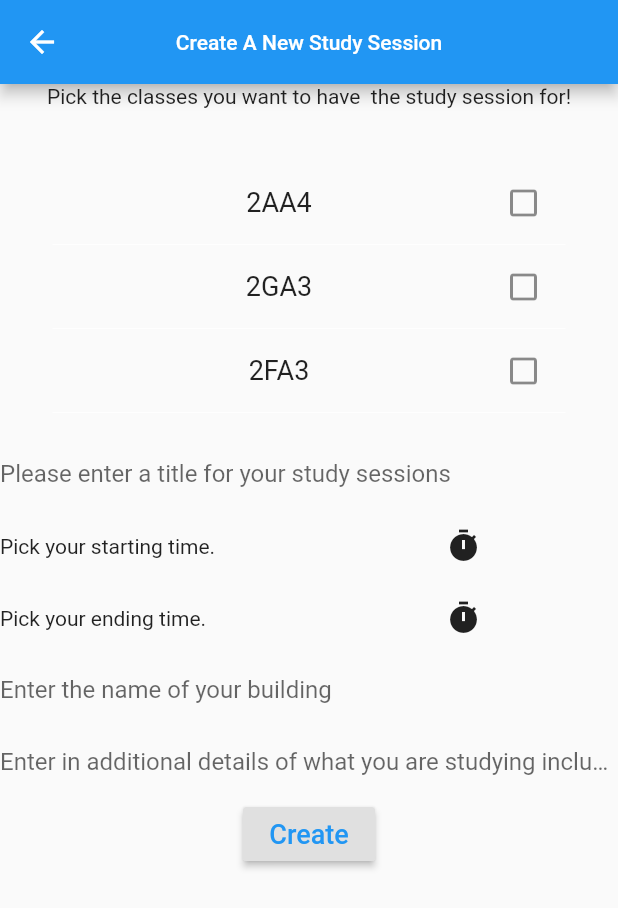
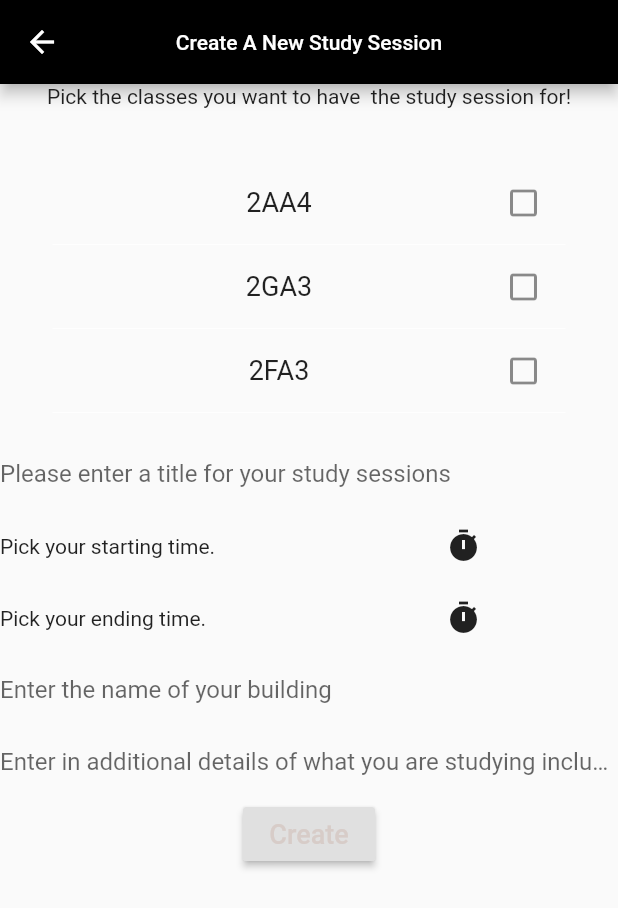
Before and after one commit to timothy-e/studyup, a Flutter app: the NewStudySession screen opened directly, on a phone screen of 412 x 824 dp. Shown: the top 908 px of the screen. Run offline on Flutter 3.47's test engine with Material 2 defaults, Android fonts, the light colour scheme and no system bars; our stand-ins replace flutter_datetime_picker; network calls fail.

Commit message:
Adding in some styling stuff

```diff
--- a/lib/new-study-session.dart
+++ b/lib/new-study-session.dart
@@ -65,7 +65,6 @@ class NewStudySessionState extends State<NewStudySession> {
       '2GA3', '2FA3', '2XB3', '2CO3'];
   final TextStyle _courseFont = const TextStyle(fontSize: 18.0);
   final TextStyle _instructionFont = const TextStyle(fontSize: 14.0);
-  final TextStyle _infoFont = const TextStyle(fontSize: 16.0);
   final Set<String> classesToInclude = new Set<String>();
   final newSession = new Session();
   final newBuilding = TextEditingController();
@@ -77,7 +76,8 @@ class NewStudySessionState extends State<NewStudySession> {
         resizeToAvoidBottomPadding: false,
         appBar: AppBar(
             centerTitle: true,
-            title: Text('Create A New Study Session', style: _instructionFont)
+            title: Text('Create A New Study Session', style: _instructionFont),
+            backgroundColor: Colors.black
         ),
         body: Column(
           children: <Widget>[
@@ -155,7 +155,7 @@ class NewStudySessionState extends State<NewStudySession> {
                   newSession.notes = newNotes.toString();
                   newSession.notes = newTitle.toString();
                 },
-                child: Text('Create', style: TextStyle(fontSize: 18, color: Colors.blue))
+                child: Text('Create', style: TextStyle(fontSize: 18, color: Colors.brown[100]))
             )
           ],
         )
--- a/lib/profile.dart
+++ b/lib/profile.dart
@@ -17,7 +17,7 @@ class ProfileState extends State<Profile> {
   Widget build(BuildContext context) {
     return Scaffold(
         resizeToAvoidBottomPadding: false,
-        appBar: AppBar(centerTitle: true, title: Text('User Name')),
+        appBar: AppBar(centerTitle: true, title: Text('User Name'), backgroundColor: Colors.black),
         body: Column(
           children: <Widget>[
             Text('Email: joshua.guinness@gmail.com', style: _infoFont),
```
